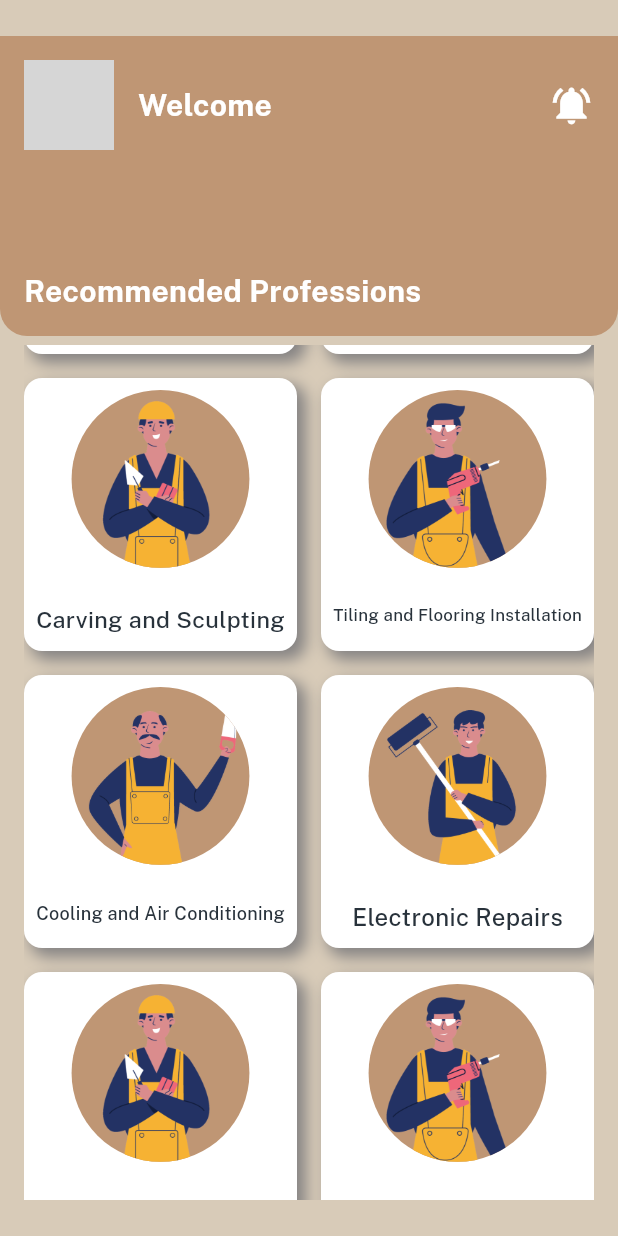
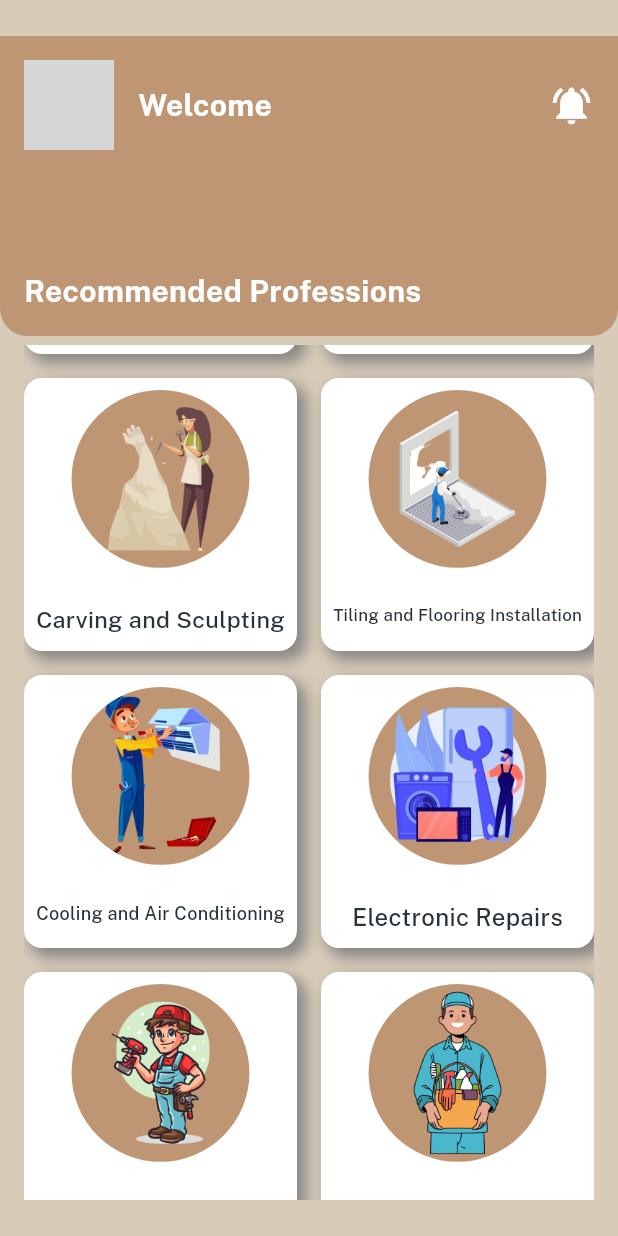
Before and after one commit to Belalwael26/dreamHome, a Flutter app: the CustomerHomeScreen screen opened directly, scrolled down 576 dp, on a phone screen of 412 x 824 dp. Run offline on Flutter 3.47's test engine with Material 3 defaults, Android fonts, the phone set to English and light mode, and no system bars; our stand-ins replace cloud_firestore, dartz, equatable, firebase_auth, firebase_core, firebase_messaging and 11 more; accounts and stored records are empty; network calls fail; project files that could hold a hidden picture were left out; grey boxes are pictures that could not be loaded.

Commit message:
add_vectors

```diff
--- a/dream_home/lib/feature/customer_home/presentation/data/models/worker_data_model.dart
+++ b/dream_home/lib/feature/customer_home/presentation/data/models/worker_data_model.dart
@@ -11,19 +11,18 @@ class WorkerDataModel {
 }
 
 final List<WorkerDataModel> worker = [
-  WorkerDataModel(jobName: "Carpentry", image: AppImages.vec1),
-  WorkerDataModel(jobName: "Blacksmithing", image: AppImages.vec2),
-  WorkerDataModel(jobName: "Plumbing", image: AppImages.vec3),
-  WorkerDataModel(jobName: "Electricity", image: AppImages.vec4),
-  WorkerDataModel(jobName: "Painting", image: AppImages.vec1),
-  WorkerDataModel(jobName: "Tiling ", image: AppImages.vec2),
-  WorkerDataModel(jobName: "Carving and Sculpting", image: AppImages.vec3),
+  WorkerDataModel(jobName: "Carpentry", image: AppImages.carpenter),
+  WorkerDataModel(jobName: "Blacksmithing", image: AppImages.blacksmith),
+  WorkerDataModel(jobName: "Plumbing", image: AppImages.plumber),
+  WorkerDataModel(jobName: "Electricity", image: AppImages.electrician),
+  WorkerDataModel(jobName: "Painting", image: AppImages.painter),
+  WorkerDataModel(jobName: "Tiling ", image: AppImages.tiler),
+  WorkerDataModel(jobName: "Carving and Sculpting", image: AppImages.sculptor),
   WorkerDataModel(
-      jobName: "Tiling and Flooring Installation", image: AppImages.vec4),
+      jobName: "Tiling and Flooring Installation", image: AppImages.flooring),
   WorkerDataModel(
-      jobName: "Cooling and Air Conditioning", image: AppImages.vec1),
-  WorkerDataModel(jobName: "Electronic Repairs", image: AppImages.vec2),
-  WorkerDataModel(jobName: "Home Appliance Maintenance", image: AppImages.vec3),
-  WorkerDataModel(jobName: "Home Carpentry", image: AppImages.vec4),
-  WorkerDataModel(jobName: "House Cleaning ", image: AppImages.vec1),
+      jobName: "Cooling and Air Conditioning", image: AppImages.technician),
+  WorkerDataModel(jobName: "Electronic Repairs", image: AppImages.electronic),
+  WorkerDataModel(jobName: "Home Appliance Maintenance", image: AppImages.home),
+  WorkerDataModel(jobName: "House Cleaning ", image: AppImages.clean),
 ];
```
Also changed, not shown: dream_home/lib/core/utils/app_images.dart (+12 -0 lines), dream_home/assets/images/Painter.png (added), dream_home/assets/images/blacksmith.png (added), dream_home/assets/images/carpenter.png (added), dream_home/assets/images/clean.png (added), dream_home/assets/images/electrician.png (added), dream_home/assets/images/electronic.png (added), dream_home/assets/images/flooring.png (added), dream_home/assets/images/home.png (added), dream_home/assets/images/plumber.png (added), dream_home/assets/images/sculptor.png (added), dream_home/assets/images/technician.png (added), 1 other file.
